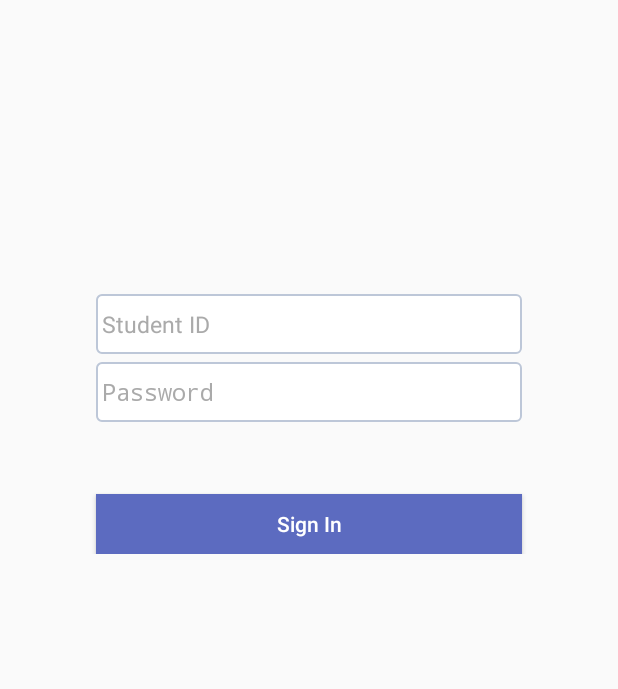
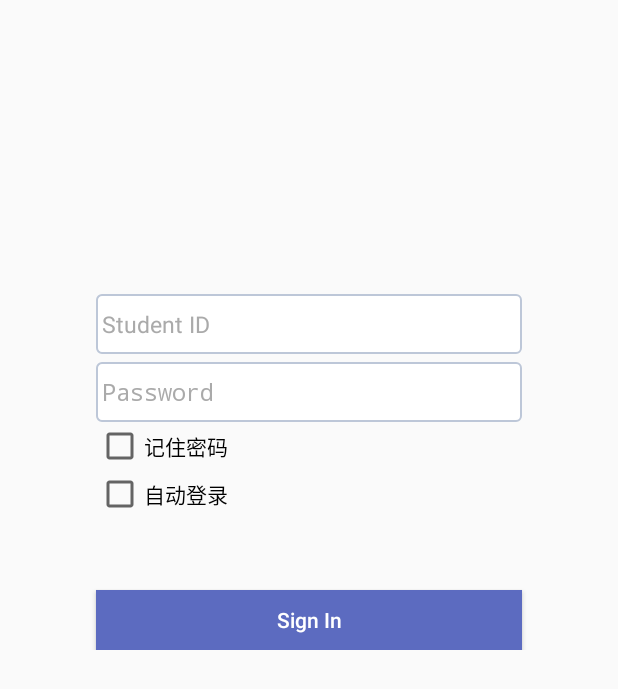
Before and after one commit to lihenggui/XMUAssistant, an Android app: the LoginActivity screen opened directly, with no data from a screen before it, on a phone screen of 412 x 824 dp. Shown: the top 689 px of the screen. Run offline under Robolectric (Android 15) with nearby library versions, the phone set to English and light mode, and no system bars; libraries missing offline, so code that uses them is left out: com.franmontiel.persistentcookiejar; 2 statements that could not run were skipped.

Commit message:
记住密码以及自动登录

```diff
--- a/app/src/main/java/com/merxury/xmuassistant/LoginActivity.java
+++ b/app/src/main/java/com/merxury/xmuassistant/LoginActivity.java
@@ -22,6 +22,8 @@ import android.view.inputmethod.EditorInfo;
 import android.widget.ArrayAdapter;
 import android.widget.AutoCompleteTextView;
 import android.widget.Button;
+import android.widget.CheckBox;
+import android.widget.CompoundButton;
 import android.widget.EditText;
 import android.widget.TextView;
 
@@ -59,7 +61,9 @@ public class LoginActivity extends Activity {
     public String studentName;
     public String money;
     private SharedPreferences.Editor editor;
+    private SharedPreferences sp;
     private SharedPreferences pref;
+
     /**
      * Keep track of the login task to ensure we can cancel it if requested.
      */
@@ -67,9 +71,12 @@ public class LoginActivity extends Activity {
     // UI references.
     private AutoCompleteTextView mEmailView;
     private EditText mPasswordView;
+    private CheckBox rem_pw;         //记住密码复选框
+    private CheckBox auto_login;   //自动登录复选框
     private View mProgressView;
     private View mLoginFormView;
     private LocalBroadcastManager localBroadcastManager;
+
 
     @Override
     protected void onCreate(Bundle savedInstanceState) {
@@ -83,6 +90,10 @@ public class LoginActivity extends Activity {
         /*
         持久化保存cookies~一次登陆即有效~
          */
+        sp = this.getSharedPreferences("data", MODE_PRIVATE);
+        rem_pw = (CheckBox) findViewById(R.id.CB_password);
+        auto_login = (CheckBox) findViewById(R.id.CB_auto);
+        mEmailView = (AutoCompleteTextView) findViewById(R.id.email);
         mPasswordView = (EditText) findViewById(R.id.password);
         mPasswordView.setTransformationMethod(HideReturnsTransformationMethod.getInstance());
         ClearableCookieJar cookieJar =
@@ -95,9 +106,23 @@ public class LoginActivity extends Activity {
         localBroadcastManager = LocalBroadcastManager.getInstance(this);
         // Set up the login form.
         mEmailView = (AutoCompleteTextView) findViewById(R.id.email);
-
         mPasswordView = (EditText) findViewById(R.id.password);
         mPasswordView.setInputType(InputType.TYPE_CLASS_TEXT | InputType.TYPE_TEXT_VARIATION_PASSWORD);
+
+        //判断记住密码多选框的状态
+        if (sp.getBoolean("ISCHECK", false)) {
+            //设置记住密码复选框默认是记录密码状态
+            rem_pw.setChecked(true);
+            mEmailView.setText(sp.getString("account", ""));//填入账号
+            mPasswordView.setText(sp.getString("password", ""));//填入密码
+            //判断自动登陆多选框状态
+            if (sp.getBoolean("AUTO_ISCHECK", false)) {
+                //设置自动登录复选框默认是自动登录状态
+                auto_login.setChecked(true);
+                //跳转界面  跳转至下一个活动
+                attemptLogin();//！！！！！不确定！！！！！
+            }
+        }
         mPasswordView
                 .setOnEditorActionListener(new TextView.OnEditorActionListener() {
                     @Override
@@ -110,7 +135,34 @@ public class LoginActivity extends Activity {
                         return false;
                     }
                 });
+        //监听记住密码多选框事件
+        rem_pw.setOnCheckedChangeListener(new CompoundButton.OnCheckedChangeListener() {
+            public void onCheckedChanged(CompoundButton buttonView, boolean isChecked) {
+                if (rem_pw.isChecked()) {
 
+                    // System.out.println("记住密码已选中");
+                    sp.edit().putBoolean("ISCHECK", true).apply();
+
+                } else {
+
+                    // System.out.println("记住密码没有选中");
+                    sp.edit().putBoolean("ISCHECK", false).apply();
+                }
+            }
+        });
+        //监听自动登录多选框事件
+        auto_login.setOnCheckedChangeListener(new CompoundButton.OnCheckedChangeListener() {
+            public void onCheckedChanged(CompoundButton buttonView, boolean isChecked) {
+                if (auto_login.isChecked()) {
+                    // System.out.println("自动登录已选中");
+                    sp.edit().putBoolean("AUTO_ISCHECK", true).apply();
+
+                } else {
+                    //    System.out.println("自动登录没有选中");
+                    sp.edit().putBoolean("AUTO_ISCHECK", false).apply();
+                }
+            }
+        });
         Button mEmailSignInButton = (Button) findViewById(R.id.email_sign_in_button);
         mEmailSignInButton.setOnClickListener(new OnClickListener() {
             @Override
@@ -118,6 +170,7 @@ public class LoginActivity extends Activity {
                 attemptLogin();
             }
         });
+
 
         mLoginFormView = findViewById(R.id.login_form);
         mProgressView = findViewById(R.id.login_progress);
@@ -229,7 +282,6 @@ public class LoginActivity extends Activity {
 
         mEmailView.setAdapter(adapter);
     }
-
 
     // init cookie manager
 
--- a/app/src/main/res/layout/activity_login.xml
+++ b/app/src/main/res/layout/activity_login.xml
@@ -61,6 +61,21 @@
                 android:textColorHint="#AAAAAA"
                 android:textSize="15sp" />
 
+            <CheckBox
+                android:id="@+id/CB_password"
+                android:layout_width="wrap_content"
+                android:layout_height="wrap_content"
+                android:layout_marginLeft="48dp"
+                android:layout_marginRight="48dp"
+                android:text="记住密码" />
+
+            <CheckBox
+                android:id="@+id/CB_auto"
+                android:layout_width="wrap_content"
+                android:layout_height="wrap_content"
+                android:layout_marginLeft="48dp"
+                android:layout_marginRight="48dp"
+                android:text="自动登录" />
             <Button
                 android:id="@+id/email_sign_in_button"
                 android:layout_width="match_parent"
```
